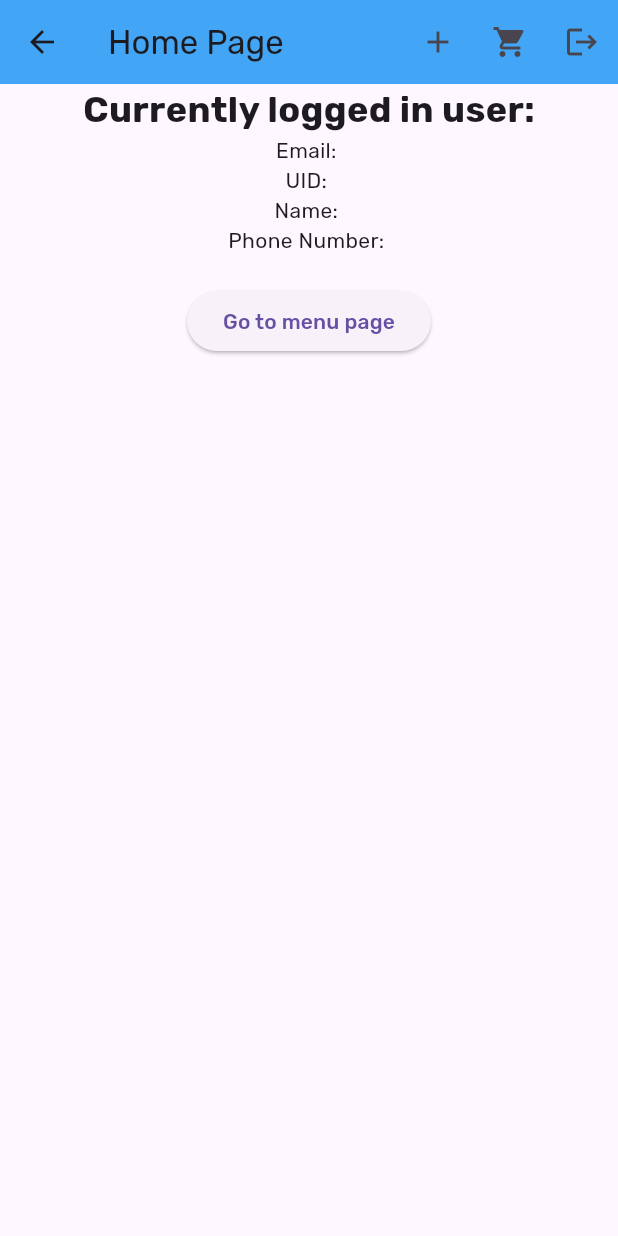
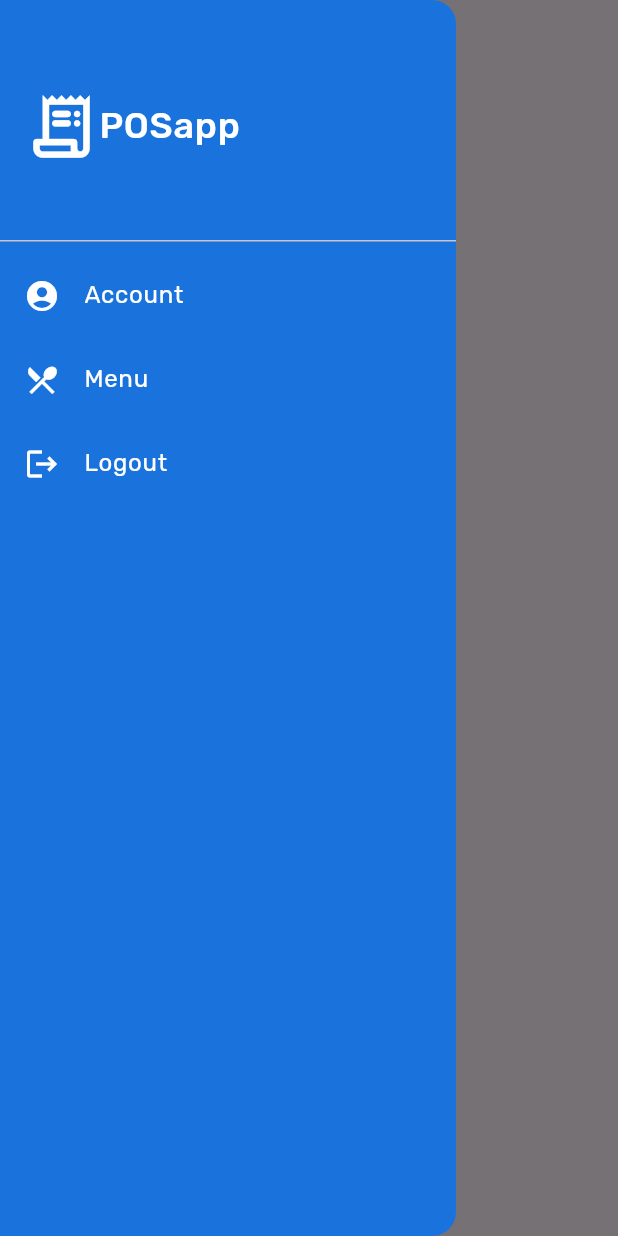
Before and after one commit to maulzzzaqi/flutter_pos, a Flutter app: the HomePage screen opened directly, with the side drawer open (before the commit the screen has no drawer), on a phone screen of 412 x 824 dp. Run offline on Flutter 3.47's test engine with Material 3 defaults, Android fonts, the phone set to English and light mode, and no system bars; our stand-ins replace bloc, cloud_firestore, equatable, firebase_auth, firebase_core, flutter_bloc and 1 more; accounts and stored records are empty; network calls fail.

Commit message:
app drawer

```diff
--- /dev/null
+++ b/lib/drawer/app_drawer.dart
@@ -0,0 +1,91 @@
+import 'package:flutter/material.dart';
+import 'package:flutter_bloc/flutter_bloc.dart';
+import 'package:flutter_pos/authentication/auth_bloc/auth_bloc.dart';
+import 'package:google_fonts/google_fonts.dart';
+
+class AppDrawer extends StatelessWidget {
+  const AppDrawer({super.key});
+
+  @override
+  Widget build(BuildContext context) {
+    return Drawer(
+      backgroundColor: const Color(0xFF1A72DD),
+      child: ListView(
+        padding: EdgeInsets.zero,
+        children: [
+          DrawerHeader(
+            child: Row(
+              children: [
+                const Icon(
+                  Icons.receipt_long_rounded,
+                  size: 50,
+                  color: Colors.white,
+                ),
+                Text(
+                  'POSapp',
+                  style: GoogleFonts.rubik(
+                    color: Colors.white,
+                    fontSize: 24,
+                    fontWeight: FontWeight.w500,
+                  ),
+                )
+              ],
+            ),
+          ),
+          ListTile(
+            leading: const Icon(
+              Icons.account_circle,
+              color: Colors.white,
+            ),
+            title: Text(
+              'Account',
+              style: GoogleFonts.rubik(
+                color: Colors.white,
+                fontSize: 16,
+                fontWeight: FontWeight.w400,
+              ),
+            ),
+            onTap: () {
+              Navigator.of(context).pushNamed('/account');
+            },
+          ),
+          ListTile(
+            leading: const Icon(
+              Icons.restaurant_menu,
+              color: Colors.white,
+            ),
+            title: Text(
+              'Menu',
+              style: GoogleFonts.rubik(
+                color: Colors.white,
+                fontSize: 16,
+                fontWeight: FontWeight.w400,
+              ),
+            ),
+            onTap: () {
+              // Navigator.of(context).pushNamed('/account');
+            },
+          ),
+          ListTile(
+            leading: const Icon(
+              Icons.logout,
+              color: Colors.white,
+            ),
+            title: Text(
+              'Logout',
+              style: GoogleFonts.rubik(
+                color: Colors.white,
+                fontSize: 16,
+                fontWeight: FontWeight.w400,
+              ),
+            ),
+            onTap: () {
+              context.read<AuthBloc>().add(const AuthLogout());
+              Navigator.of(context).pushReplacementNamed('/welcome');
+            },
+          ),
+        ],
+      ),
+    );
+  }
+}
--- a/lib/home/home_page.dart
+++ b/lib/home/home_page.dart
@@ -3,8 +3,10 @@ import 'package:flutter_bloc/flutter_bloc.dart';
 import 'package:flutter_pos/authentication/auth_bloc/auth_bloc.dart';
 import 'package:flutter_pos/authentication/login_page.dart';
 import 'package:flutter_pos/cart/cart_page.dart';
+import 'package:flutter_pos/drawer/app_drawer.dart';
 import 'package:flutter_pos/menu/add_menu_page.dart';
 import 'package:flutter_pos/menu/menu_bloc/menu_bloc.dart';
+import 'package:google_fonts/google_fonts.dart';
 
 class HomePage extends StatefulWidget {
   static const String route = '/home';
@@ -24,66 +26,24 @@ class _HomePageState extends State<HomePage> {
   Widget build(BuildContext context) {
     return Scaffold(
       appBar: AppBar(
-        title: const Text('Home Page'),
-        backgroundColor: Colors.blue.shade400,
-        actions: [
-          IconButton(
-            icon: const Icon(Icons.add),
-            onPressed: () {
-              Navigator.of(context).push(MaterialPageRoute(builder: (context) => AddMenuPage()));
-            },
+        title: Text(
+          'POSapp',
+          style: GoogleFonts.rubik(
+            color: const Color(0xFF1A72DD),
+            fontSize: 22,
+            fontWeight: FontWeight.w500,
           ),
-          IconButton(
-            icon: const Icon(Icons.shopping_cart),
-            onPressed: () {
-              Navigator.of(context).push(MaterialPageRoute(builder: (context) => const CartPage()));
-            },
-          ),
-          IconButton(
-            icon: const Icon(Icons.logout),
-            onPressed: () {
-              context.read<AuthBloc>().add(const AuthLogout());
-              Navigator.of(context).pushReplacement(MaterialPageRoute(builder: (context) => LoginPage()));
-            },
-          )
-        ],
+        ),
+        centerTitle: true,
       ),
-      body: Column(
-        children: [
-          BlocBuilder<AuthBloc, AuthState>(
-            builder: (context, state) {
-              if (state.isLoading) {
-                return const Center(child: CircularProgressIndicator());
-              } else if (state.userData != null) {
-                return Center(
-                  child: Column(
-                    mainAxisAlignment: MainAxisAlignment.start,
-                    children: [
-                      const Text(
-                        'Currently logged in user:',
-                        style: TextStyle(
-                            fontWeight: FontWeight.bold, fontSize: 24),
-                      ),
-                      Text('Email: ${state.userData?.email}'),
-                      Text('UID: ${state.userData?.uid}'),
-                      Text('Name: ${state.name}'),
-                      Text('Phone Number: ${state.phoneNumber}'),
-                      const SizedBox(height: 20),
-                    ],
-                  ),
-                );
-              } else {
-                return const Center(child: Text('No user data available.'));
-              }
-            },
-          ),
-          ElevatedButton(
-            onPressed: () {
-              Navigator.of(context).pushNamed('/menu');
-            },
-            child: const Text('Go to menu page'),
-          )
-        ],
+      drawer: AppDrawer(),
+      body: Center(
+        child: Column(
+          mainAxisAlignment: MainAxisAlignment.center,
+          children: [
+            Text('Home Page!'),
+          ],
+        ),
       ),
     );
   }
```
